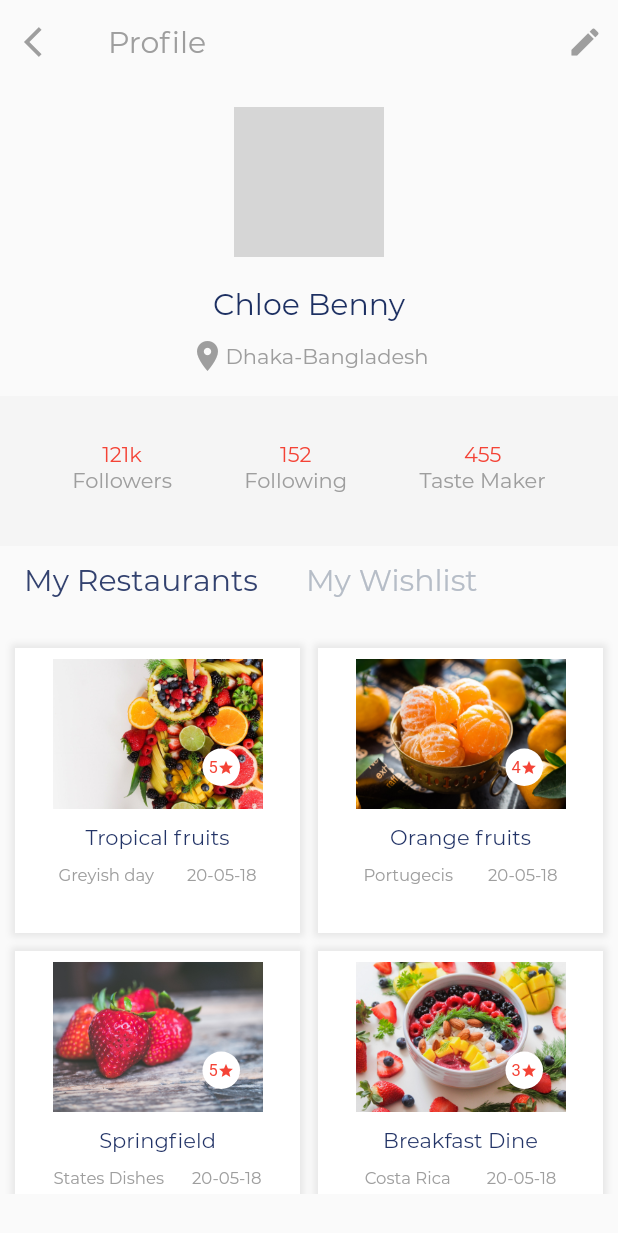
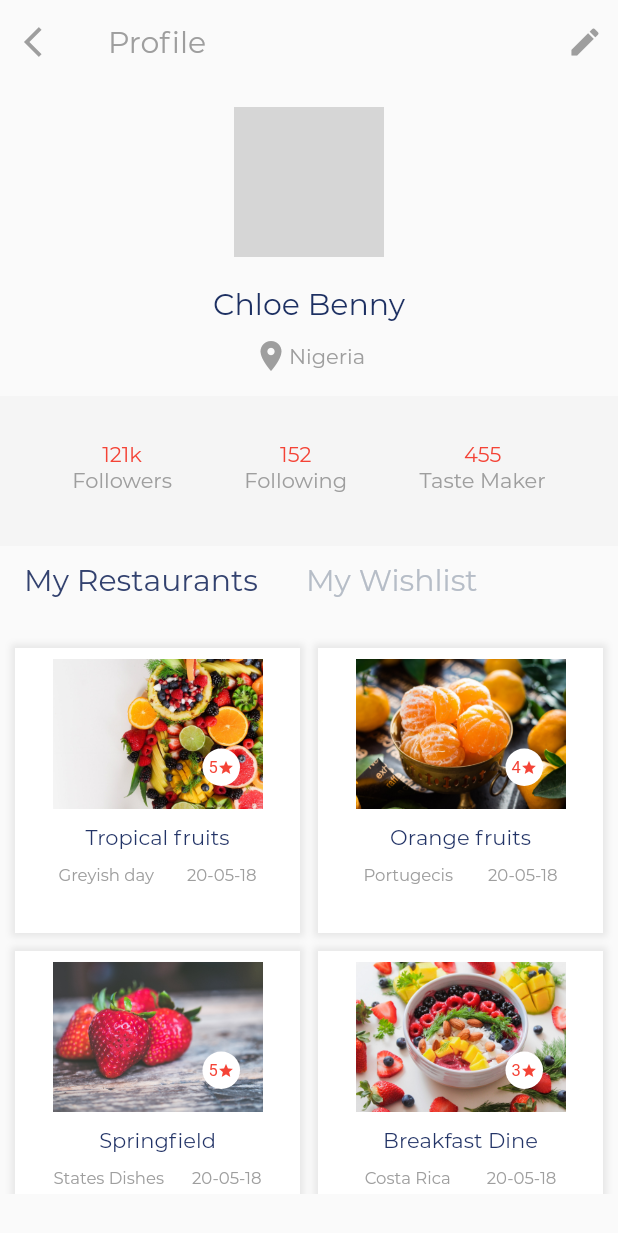
Before and after one commit to Edivri/restrev, a Flutter app: the screen it shows after launch, on a phone screen of 412 x 824 dp. Shown: the top 1233 px of the screen. Run offline on Flutter 3.47's test engine with Material 2 defaults, Android fonts, the phone set to English and light mode, and no system bars; project files that could hold a hidden picture were left out; grey boxes are pictures that could not be loaded.

Commit message:
Final touch

```diff
--- a/lib/main.dart
+++ b/lib/main.dart
@@ -110,7 +110,7 @@ class _MyHomePageState extends State<MyHomePage>
                     color: Colors.grey,
                   ),
                   Text(
-                    'Dhaka-Bangladesh',
+                    'Nigeria',
                     style: TextStyle(
                         fontFamily: 'Montserrat',
                         fontSize: 14.0,
```
Also changed, not shown: 1 other file.
